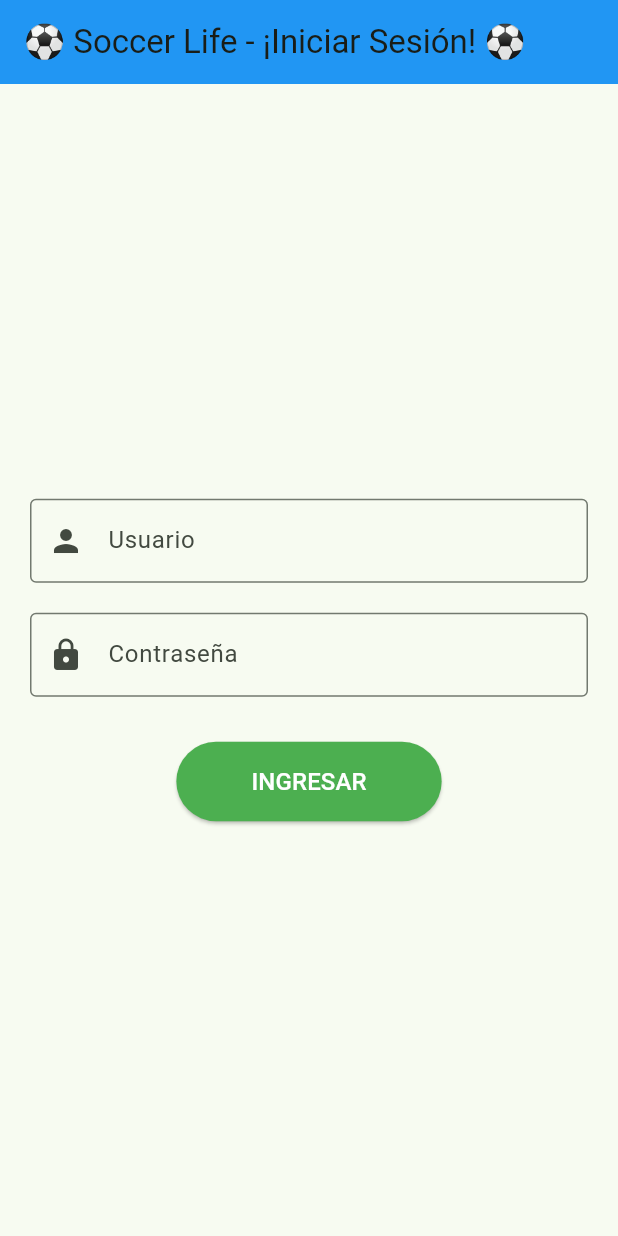
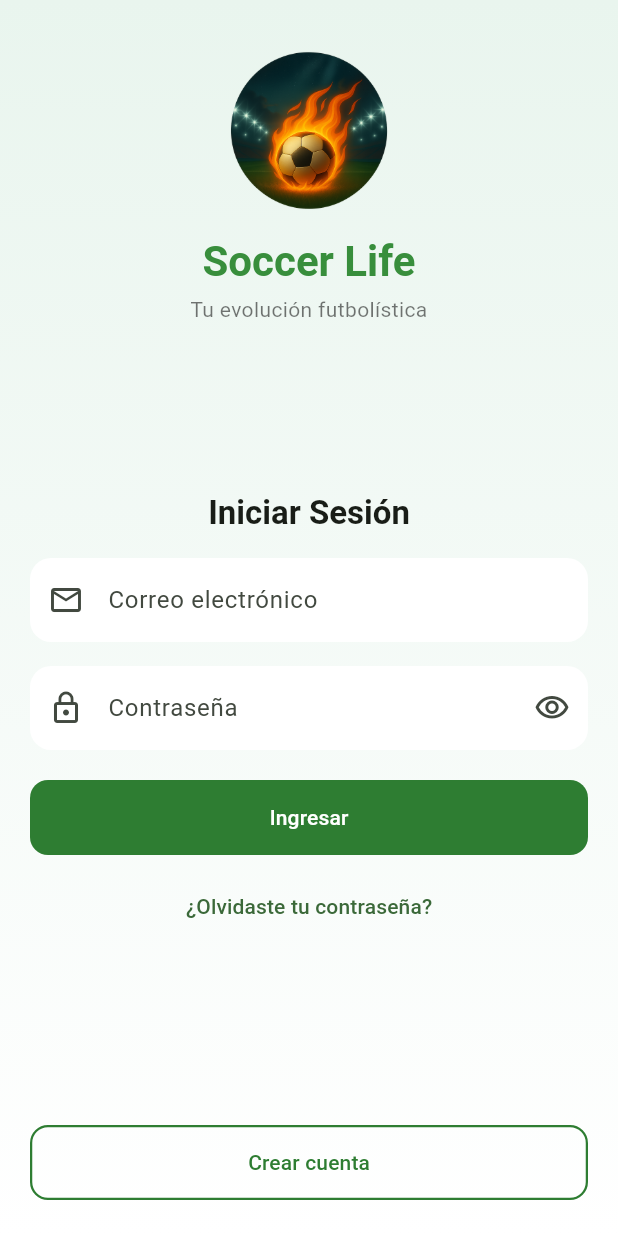
Before and after one commit to DaniielJr10/soccerlife, a Flutter app: the screen it shows after launch, on a phone screen of 412 x 824 dp. Run offline on Flutter 3.47's test engine with Material 3 defaults, Android fonts, the phone set to English and light mode, and no system bars.

Commit message:
Se empezo con el inicio de sesion

```diff
--- /dev/null
+++ b/lib/login/iniciosesion.dart
@@ -0,0 +1,235 @@
+import 'package:flutter/material.dart';
+
+/// Pantalla de inicio de sesión inspirada en el diseño de la imagen adjunta.
+class InicioSesionPage extends StatefulWidget {
+  const InicioSesionPage({super.key});
+
+  @override
+  State<InicioSesionPage> createState() => _InicioSesionPageState();
+}
+
+class _InicioSesionPageState extends State<InicioSesionPage> {
+  final _formKey = GlobalKey<FormState>();
+  final _emailController = TextEditingController();
+  final _passwordController = TextEditingController();
+  final _emailFocus = FocusNode();
+  final _passwordFocus = FocusNode();
+  bool _obscure = true;
+
+  @override
+  void dispose() {
+    _emailController.dispose();
+    _passwordController.dispose();
+    _emailFocus.dispose();
+    _passwordFocus.dispose();
+    super.dispose();
+  }
+
+  void _login() {
+    if (_formKey.currentState?.validate() ?? false) {
+      ScaffoldMessenger.of(context).showSnackBar(
+        const SnackBar(content: Text('Iniciando sesión...')),
+      );
+    }
+  }
+
+  @override
+  Widget build(BuildContext context) {
+    final theme = Theme.of(context);
+    final primary = Colors.green.shade800;
+
+    return Scaffold(
+      resizeToAvoidBottomInset: true,
+      body: Container(
+        decoration: BoxDecoration(
+          gradient: LinearGradient(
+            begin: Alignment.topCenter,
+            end: Alignment.bottomCenter,
+            colors: [
+              const Color(0xFFE9F5EE),
+              Colors.white,
+            ],
+          ),
+        ),
+        child: SafeArea(
+          child: LayoutBuilder(
+            builder: (context, constraints) {
+              return SingleChildScrollView(
+                padding: const EdgeInsets.symmetric(horizontal: 20, vertical: 24),
+                child: ConstrainedBox(
+                  constraints: BoxConstraints(minHeight: constraints.maxHeight - 48),
+                  child: IntrinsicHeight(
+                    child: Column(
+                      crossAxisAlignment: CrossAxisAlignment.stretch,
+                      mainAxisAlignment: MainAxisAlignment.spaceBetween,
+                      children: [
+                        // ===== Encabezado =====
+                        Column(
+                          children: [
+                            const SizedBox(height: 8),
+                            Align(
+                              child: Image.asset(
+                                'images/logo.png',
+                                width: 110,
+                                height: 110,
+                                fit: BoxFit.contain,
+                              ),
+                            ),
+                            const SizedBox(height: 14),
+                            Text(
+                              'Soccer Life',
+                              textAlign: TextAlign.center,
+                              style: theme.textTheme.headlineMedium?.copyWith(
+                                color: Colors.green.shade700,
+                                fontWeight: FontWeight.w700,
+                              ),
+                            ),
+                            const SizedBox(height: 4),
+                            Text(
+                              'Tu evolución futbolística',
+                              style: theme.textTheme.bodyMedium?.copyWith(
+                                color: Colors.black54,
+                              ),
+                              textAlign: TextAlign.center,
+                            ),
+                          ],
+                        ),
+
+                        // ===== Formulario =====
+                        Form(
+                          key: _formKey,
+                          autovalidateMode: AutovalidateMode.onUserInteraction,
+                          child: Column(
+                            crossAxisAlignment: CrossAxisAlignment.stretch,
+                            children: [
+                              Text(
+                                'Iniciar Sesión',
+                                textAlign: TextAlign.center,
+                                style: theme.textTheme.titleLarge?.copyWith(
+                                  fontWeight: FontWeight.w700,
+                                ),
+                              ),
+                              const SizedBox(height: 16),
+                              TextFormField(
+                                controller: _emailController,
+                                focusNode: _emailFocus,
+                                textInputAction: TextInputAction.next,
+                                onFieldSubmitted: (_) => _passwordFocus.requestFocus(),
+                                keyboardType: TextInputType.emailAddress,
+                                decoration: InputDecoration(
+                                  labelText: 'Correo electrónico',
+                                  hintText: 'tu@email.com',
+                                  prefixIcon: const Icon(Icons.email_outlined),
+                                  filled: true,
+                                  fillColor: Colors.white,
+                                  border: OutlineInputBorder(
+                                    borderRadius: BorderRadius.circular(14),
+                                    borderSide: BorderSide.none,
+                                  ),
+                                ),
+                                validator: (v) {
+                                  if (v == null || v.trim().isEmpty) {
+                                    return 'Ingresa tu correo';
+                                  }
+                                  if (!RegExp(r'^[^@\s]+@[^@\s]+\.[^@\s]+$').hasMatch(v)) {
+                                    return 'Correo inválido';
+                                  }
+                                  return null;
+                                },
+                              ),
+                              const SizedBox(height: 16),
+                              TextFormField(
+                                controller: _passwordController,
+                                focusNode: _passwordFocus,
+                                textInputAction: TextInputAction.done,
+                                onFieldSubmitted: (_) => _login(),
+                                obscureText: _obscure,
+                                decoration: InputDecoration(
+                                  labelText: 'Contraseña',
+                                  prefixIcon: const Icon(Icons.lock_outline),
+                                  filled: true,
+                                  fillColor: Colors.white,
+                                  border: OutlineInputBorder(
+                                    borderRadius: BorderRadius.circular(14),
+                                    borderSide: BorderSide.none,
+                                  ),
+                                  suffixIcon: IconButton(
+                                    tooltip: _obscure ? 'Mostrar' : 'Ocultar',
+                                    onPressed: () => setState(() => _obscure = !_obscure),
+                                    icon: Icon(
+                                      _obscure
+                                          ? Icons.visibility_outlined
+                                          : Icons.visibility_off_outlined,
+                                    ),
+                                  ),
+                                ),
+                                validator: (v) {
+                                  if (v == null || v.isEmpty) return 'Ingresa tu contraseña';
+                                  if (v.length < 6) return 'Mínimo 6 caracteres';
+                                  return null;
+                                },
+                              ),
+                              const SizedBox(height: 20),
+                              SizedBox(
+                                height: 50,
+                                child: FilledButton(
+                                  onPressed: _login,
+                                  style: FilledButton.styleFrom(
+                                    backgroundColor: primary,
+                                    foregroundColor: Colors.white,
+                                    shape: RoundedRectangleBorder(
+                                      borderRadius: BorderRadius.circular(12),
+                                    ),
+                                  ),
+                                  child: const Text('Ingresar'),
+                                ),
+                              ),
+                              const SizedBox(height: 10),
+                              Center(
+                                child: TextButton(
+                                  onPressed: () {
+                                    ScaffoldMessenger.of(context).showSnackBar(
+                                      const SnackBar(content: Text('Recuperar contraseña')),
+                                    );
+                                  },
+                                  child: const Text('¿Olvidaste tu contraseña?'),
+                                ),
+                              ),
+                            ],
+                          ),
+                        ),
+
+                        // ===== Acción inferior (Crear cuenta) =====
+                        Padding(
+                          padding: const EdgeInsets.only(top: 10),
+                          child: SizedBox(
+                            height: 50,
+                            child: OutlinedButton(
+                              onPressed: () {
+                                ScaffoldMessenger.of(context).showSnackBar(
+                                  const SnackBar(content: Text('Ir a crear cuenta')),
+                                );
+                              },
+                              style: OutlinedButton.styleFrom(
+                                side: BorderSide(color: primary, width: 1.5),
+                                foregroundColor: primary,
+                                shape: RoundedRectangleBorder(
+                                  borderRadius: BorderRadius.circular(12),
+                                ),
+                              ),
+                              child: const Text('Crear cuenta'),
+                            ),
+                          ),
+                        ),
+                      ],
+                    ),
+                  ),
+                ),
+              );
+            },
+          ),
+        ),
+      ),
+    );
+  }
+}
--- a/lib/main.dart
+++ b/lib/main.dart
@@ -1,5 +1,5 @@
 import 'package:flutter/material.dart';
-import 'pantallas/iniciosesion.dart'; // Importamos tu pantalla de login
+import 'login/iniciosesion.dart'; // Importamos tu pantalla de login
 
 void main() {
   runApp(const MyApp());
@@ -13,7 +13,8 @@ class MyApp extends StatelessWidget {
     return MaterialApp(
       title: 'Soccer Life',
       theme: ThemeData(
-        colorScheme: ColorScheme.fromSeed(seedColor: Colors.green),
+  colorScheme: ColorScheme.fromSeed(seedColor: Colors.green),
+  useMaterial3: true,
       ),
       home: const InicioSesionPage(), // Aquí le decimos que muestre tu pantalla de login
     );
--- a/lib/pantallas/iniciosesion.dart
+++ /dev/null
@@ -1,65 +0,0 @@
-import 'package:flutter/material.dart'; // Importa todas las herramientas de Flutter (botones, textos, colores, etc.)
-
-// Esta es tu pantalla de inicio de sesión
-class InicioSesionPage extends StatelessWidget { // Crea una clase (plantilla) para tu pantalla que no cambia sola
-  const InicioSesionPage({super.key}); // Constructor de la clase (se ejecuta al crear la pantalla)
-
-  @override // Esto significa que vas a personalizar una función que ya existe
-  Widget build(BuildContext context) { // Función que construye y muestra todo lo que ves en pantalla
-    return Scaffold( // Estructura básica de una pantalla (como el esqueleto)
-      appBar: AppBar( // Barra superior de la pantalla
-        title: const Text('⚽ Soccer Life - ¡Iniciar Sesión! ⚽'), // Texto que aparece en la barra superior
-        backgroundColor: Colors.blue, // Color azul para la barra superior
-      ),
-      body: Padding( // Contenido principal de la pantalla con espacios alrededor
-        padding: const EdgeInsets.all(20.0), // Espacios de 20 puntos en todos los lados
-        child: Column( // Organiza los elementos uno debajo del otro (vertical)
-          mainAxisAlignment: MainAxisAlignment.center, // Centra todos los elementos verticalmente
-          children: [ // Lista de elementos que van dentro de la columna
-
-            // Campo para escribir el usuario
-            TextField( // Caja de texto donde el usuario puede escribir
-              decoration: const InputDecoration( // Decoración y estilo de la caja de texto
-                labelText: 'Usuario', // Texto que aparece dentro de la caja
-                border: OutlineInputBorder(), // Borde alrededor de la caja
-                prefixIcon: Icon(Icons.person), // Icono de persona al inicio de la caja
-              ),
-            ),
-            const SizedBox(height: 20), // Espacio vacío de 20 puntos de altura
-
-            // Campo para escribir la contraseña
-            TextField( // Segunda caja de texto para la contraseña
-              decoration: const InputDecoration( // Decoración de la caja de contraseña
-                labelText: 'Contraseña', // Texto que aparece dentro
-                border: OutlineInputBorder(), // Borde alrededor
-                prefixIcon: Icon(Icons.lock), // Icono de candado al inicio
-              ),
-              obscureText: true, // Esto oculta la contraseña (muestra puntitos en lugar de letras)
-            ),
-            const SizedBox(height: 30), // Espacio vacío de 30 puntos antes del botón
-
-            // Botón para iniciar sesión
-            ElevatedButton( // Botón elevado (con sombra) que se puede presionar
-              onPressed: () { // Función que se ejecuta cuando presionas el botón
-                // Aquí va lo que pasa cuando presionas el botón
-                ScaffoldMessenger.of(context).showSnackBar( // Muestra un mensaje temporal en la parte inferior
-                  const SnackBar( // El mensaje que aparece temporalmente
-                    content: Text('¡Intentando iniciar sesión!'), // Texto del mensaje
-                  ),
-                );
-              },
-              style: ElevatedButton.styleFrom( // Estilo personalizado del botón
-                backgroundColor: Colors.green, // Color verde para el botón
-                padding: const EdgeInsets.symmetric(horizontal: 50, vertical: 15), // Espacios internos del botón
-              ),
-              child: const Text( // Texto que aparece dentro del botón
-                'INGRESAR', // Palabra que se muestra en el botón
-                style: TextStyle(fontSize: 16, color: Colors.white), // Tamaño y color del texto
-              ),
-            ),
-          ],
-        ),
-      ),
-    );
-  }
-}
--- a/pubspec.yaml
+++ b/pubspec.yaml
@@ -63,7 +63,7 @@ flutter:
   #   - images/a_dot_burr.jpeg
   #   - images/a_dot_ham.jpeg
   assets:
-    - assets/images/icono.png
+  - images/logo.png
 
   # An image asset can refer to one or more resolution-specific "variants", see
   # https://flutter.dev/to/resolution-aware-images
```
Also changed, not shown: assets/images/icono.png (deleted), images/logo.png (added).
